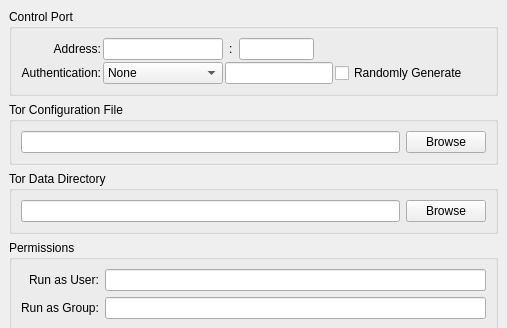
The window that src/vidalia/config/advancedpage.ui (a-ilin/vidalia) describes before a commit, drawn with Qt 5; both pictures show x 0 to 507 and y 0 to 328 of the 507 by 543 pixel window.
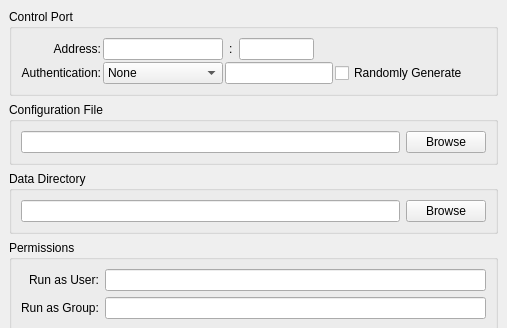
The same window after the commit.

```diff
--- a/src/vidalia/config/advancedpage.ui
+++ b/src/vidalia/config/advancedpage.ui
@@ -216,7 +216,7 @@
       <enum>Qt::NoContextMenu</enum>
      </property>
      <property name="title" >
-      <string>Tor Configuration File</string>
+      <string>Configuration File</string>
      </property>
      <layout class="QHBoxLayout" >
       <property name="margin" >
@@ -272,7 +272,7 @@
       <enum>Qt::NoContextMenu</enum>
      </property>
      <property name="title" >
-      <string>Tor Data Directory</string>
+      <string>Data Directory</string>
      </property>
      <layout class="QHBoxLayout" >
       <property name="margin" >
```
Left out of the diff: 8 changed lines with no effect on the pictures.
